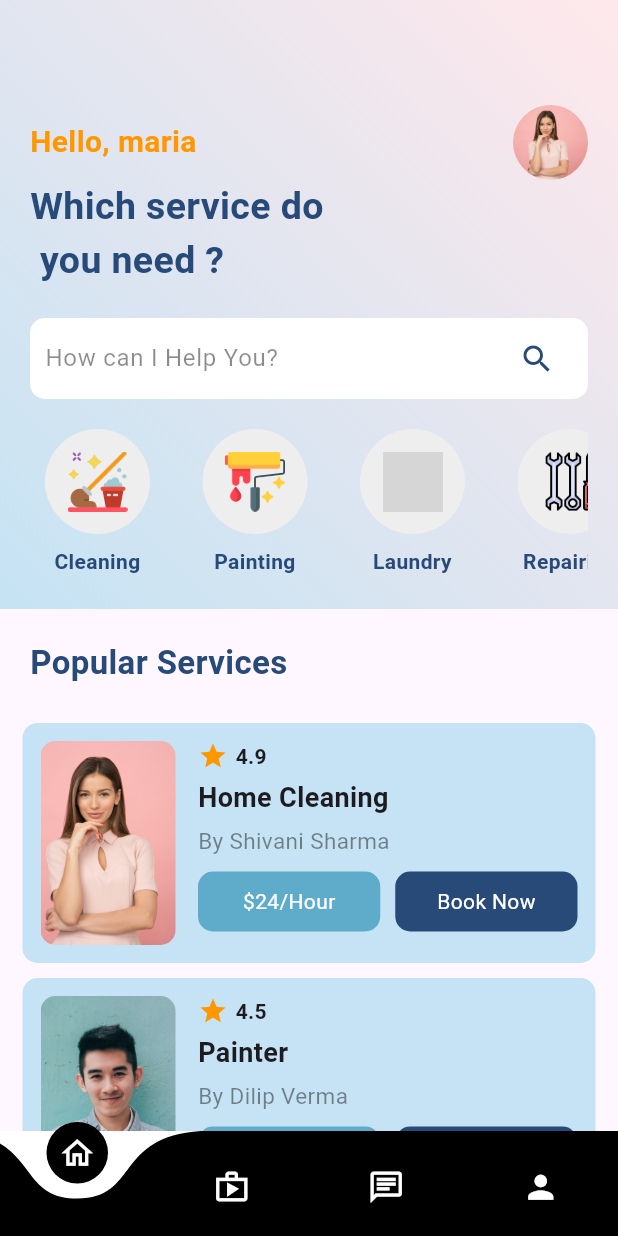
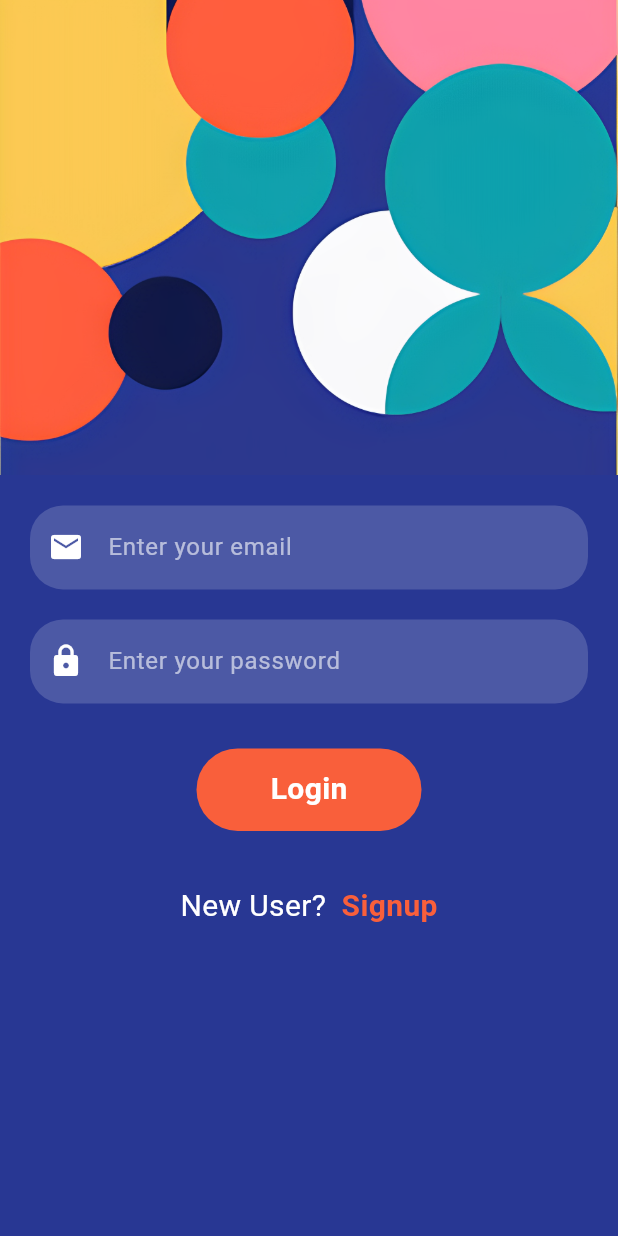
Before and after one commit to hsinha1110/service_booking, a Flutter app: the screen it shows after launch, on a phone screen of 412 x 824 dp. Run offline on Flutter 3.47's test engine with Material 3 defaults, Android fonts, the phone set to English and light mode, and no system bars; drawn by our look-alikes of curved_navigation_bar; our stand-ins replace cloud_firestore, firebase_auth, firebase_core; accounts and stored records are empty; grey boxes are pictures that could not be loaded.

Commit message:
login signup

```diff
--- a/lib/pages/book_page.dart
+++ b/lib/pages/book_page.dart
@@ -2,12 +2,14 @@ import 'package:flutter/material.dart';
 
 class BookPage extends StatefulWidget {
   final Map<String, String> services;
+
   const BookPage({super.key, required this.services});
   @override
   State<BookPage> createState() => _BookPageState();
 }
 
 class _BookPageState extends State<BookPage> {
+
   @override
   void initState() {
     super.initState();
@@ -67,7 +69,7 @@ class _BookPageState extends State<BookPage> {
                       const SizedBox(height: 5),
 
                         Text(
-                        widget.services["name"]!,
+                          widget.services["name"]!,
                         style: TextStyle(
                           fontSize: 16,
                           fontWeight: FontWeight.w600,
--- a/lib/pages/bottom_nav.dart
+++ b/lib/pages/bottom_nav.dart
@@ -6,24 +6,21 @@ import 'package:servicebooking/pages/order.dart';
 import 'package:servicebooking/pages/profile.dart';
 
 class BottomNav extends StatefulWidget {
+  const BottomNav({super.key});
+
   @override
   State<StatefulWidget> createState() => _BottomNavState();
 }
 
 class _BottomNavState extends State<BottomNav> {
-  final List<Widget> pages = [
-    Home(),
-    Order(),
-    ChatPage(),
-    Profile(),
-  ];
+  final List<Widget> pages = [Home(), Order(), ChatPage(), Profile()];
 
   late Home homePage;
   late Order order;
   late ChatPage chatPage;
   late Profile profilePage;
 
-   int currentIndex = 0;
+  int currentIndex = 0;
   @override
   Widget build(BuildContext context) {
     // TODO: implement build
--- a/lib/pages/home.dart
+++ b/lib/pages/home.dart
@@ -194,9 +194,7 @@ class _HomeState extends State<Home> {
                     Navigator.push(
                       context,
                       MaterialPageRoute(
-                        builder: (_) => BookPage(
-                          services: services,
-                        ),
+                        builder: (_) => BookPage(services: services),
                       ),
                     );
                   },
--- /dev/null
+++ b/lib/pages/login.dart
@@ -0,0 +1,225 @@
+import 'package:firebase_auth/firebase_auth.dart';
+import 'package:flutter/material.dart';
+import 'package:servicebooking/pages/bottom_nav.dart';
+import 'package:servicebooking/pages/signup.dart';
+
+class Login extends StatefulWidget {
+  const Login({super.key});
+
+  @override
+  State<Login> createState() => _SignupState();
+}
+
+class _SignupState extends State<Login> {
+  final TextEditingController email = TextEditingController();
+  final TextEditingController password = TextEditingController();
+  final _formkey = GlobalKey<FormState>();
+
+  Future<void> login() async {
+    try {
+      await FirebaseAuth.instance.signInWithEmailAndPassword(
+        email: email.text.trim(),
+        password: password.text.trim(),
+      );
+      Navigator.push(context, MaterialPageRoute(builder: (_) => BottomNav()));
+    } on FirebaseAuthException catch (e) {
+      ScaffoldMessenger.of(context).showSnackBar(
+        SnackBar(content: Text(e.message ?? "Something went wrong")),
+      );
+    } catch (e) {
+      ScaffoldMessenger.of(
+        context,
+      ).showSnackBar(SnackBar(content: Text(e.toString())));
+    }
+  }
+
+  @override
+  Widget build(BuildContext context) {
+    return Scaffold(
+      backgroundColor: const Color(0xFF283793),
+      body: SingleChildScrollView(
+        child: Form(
+          key: _formkey,
+          child: Column(
+            children: [
+              SizedBox(
+                width: double.infinity,
+                height: MediaQuery.of(context).size.height / 2.6,
+                child: Image.asset(
+                  "assets/images/above.png",
+                  fit: BoxFit.cover,
+                ),
+              ),
+              SizedBox(height: 20.0),
+              Padding(
+                padding: const EdgeInsets.symmetric(horizontal: 20),
+                child: TextFormField(
+                  controller: email,
+                  keyboardType: TextInputType.emailAddress,
+                  style: const TextStyle(color: Colors.white),
+                  decoration: InputDecoration(
+                    filled: true,
+                    fillColor: const Color(0xFF4C59A5),
+                    prefixIcon: const Icon(Icons.email, color: Colors.white),
+                    hintText: "Enter your email",
+                    hintStyle: const TextStyle(color: Colors.white60),
+                    border: OutlineInputBorder(
+                      borderRadius: BorderRadius.circular(22),
+                      borderSide: BorderSide.none,
+                    ),
+                    enabledBorder: OutlineInputBorder(
+                      borderRadius: BorderRadius.circular(22),
+                      borderSide: BorderSide.none,
+                    ),
+                    focusedBorder: OutlineInputBorder(
+                      borderRadius: BorderRadius.circular(22),
+                      borderSide: BorderSide.none,
+                    ),
+                    errorBorder: OutlineInputBorder(
+                      borderRadius: BorderRadius.circular(22),
+                      borderSide: const BorderSide(color: Colors.red),
+                    ),
+                    focusedErrorBorder: OutlineInputBorder(
+                      borderRadius: BorderRadius.circular(22),
+                      borderSide: const BorderSide(color: Colors.red),
+                    ),
+                  ),
+                  validator: (value) {
+                    if (value == null || value.trim().isEmpty) {
+                      return "Please enter your email";
+                    }
+
+                    if (!RegExp(
+                      r'^[\w-\.]+@([\w-]+\.)+[\w-]{2,4}$',
+                    ).hasMatch(value.trim())) {
+                      return "Please enter a valid email";
+                    }
+
+                    return null;
+                  },
+                ),
+              ),
+              SizedBox(height: 20.0),
+              Padding(
+                padding: const EdgeInsets.symmetric(horizontal: 20),
+                child: TextFormField(
+                  controller: password,
+                  obscureText: true,
+                  style: const TextStyle(color: Colors.white),
+                  decoration: InputDecoration(
+                    filled: true,
+                    fillColor: const Color(0xFF4C59A5),
+                    prefixIcon: const Icon(Icons.lock, color: Colors.white),
+                    hintText: "Enter your password",
+                    hintStyle: const TextStyle(color: Colors.white60),
+                    border: OutlineInputBorder(
+                      borderRadius: BorderRadius.circular(22),
+                      borderSide: BorderSide.none,
+                    ),
+                    enabledBorder: OutlineInputBorder(
+                      borderRadius: BorderRadius.circular(22),
+                      borderSide: BorderSide.none,
+                    ),
+                    focusedBorder: OutlineInputBorder(
+                      borderRadius: BorderRadius.circular(22),
+                      borderSide: BorderSide.none,
+                    ),
+                    errorBorder: OutlineInputBorder(
+                      borderRadius: BorderRadius.circular(22),
+                      borderSide: const BorderSide(color: Colors.red),
+                    ),
+                    focusedErrorBorder: OutlineInputBorder(
+                      borderRadius: BorderRadius.circular(22),
+                      borderSide: const BorderSide(color: Colors.red),
+                    ),
+                  ),
+                  validator: (value) {
+                    if (value == null || value.trim().isEmpty) {
+                      return "Please enter your password";
+                    }
+
+                    if (value.length < 6) {
+                      return "Password must be at least 6 characters";
+                    }
+
+                    return null;
+                  },
+                ),
+              ),
+              SizedBox(height: 30.0),
+              GestureDetector(
+                onTap: () {
+                  if (_formkey.currentState!.validate()) {
+                    Login();
+                    Navigator.push(
+                      context,
+                      MaterialPageRoute(builder: (_) => BottomNav()),
+                    );
+                    ScaffoldMessenger.of(context).showSnackBar(
+                      const SnackBar(content: Text("Validation Successful")),
+                    );
+                  }
+                },
+                child: Center(
+                  child: Container(
+                    width: 150,
+                    height: 55,
+                    padding: EdgeInsets.all(10),
+                    decoration: BoxDecoration(
+                      color: Color(0xFFf95f3b),
+                      borderRadius: BorderRadius.circular(30),
+                    ),
+                    child: Center(
+                      child: Text(
+                        "Login",
+                        style: TextStyle(
+                          color: Colors.white,
+                          fontSize: 20.0,
+                          fontWeight: FontWeight.bold,
+                        ),
+                      ),
+                    ),
+                  ),
+                ),
+              ),
+              SizedBox(height: 30),
+              Row(
+                mainAxisAlignment: MainAxisAlignment.center,
+                children: [
+                  SizedBox(height: 40.0),
+                  Row(
+                    mainAxisAlignment: MainAxisAlignment.center,
+                    children: [
+                      Text(
+                        "New User?",
+                        style: TextStyle(color: Colors.white, fontSize: 20.0),
+                      ),
+                      SizedBox(width: 5.0),
+                      GestureDetector(
+                        onTap: () {
+                          Navigator.push(
+                            context,
+                            MaterialPageRoute(builder: (_) => Signup()),
+                          );
+                        },
+                        child: Text(
+                          " Signup",
+                          style: TextStyle(
+                            color: Color(0xFFf95f3b),
+                            fontSize: 20.0,
+                            fontWeight: FontWeight.bold,
+                          ),
+                        ),
+                      ),
+                    ],
+                  ),
+                  SizedBox(height: 40.0),
+                ],
+              ),
+            ],
+          ),
+        ),
+      ),
+    );
+  }
+}
```
Also changed, not shown: lib/main.dart (+10 -6 lines), lib/pages/signup.dart (added, +274 -0 lines), pubspec.yaml (+11 -4 lines), assets/fonts/Pacifico-Regular.ttf (added), assets/fonts/playfire.ttf (added), assets/images/above.png (added), assets/images/design.png (added), assets/images/redoval.png (added), firebase.json (added), lib/firebase_options.dart (added), pubspec.lock, 10 other files.
